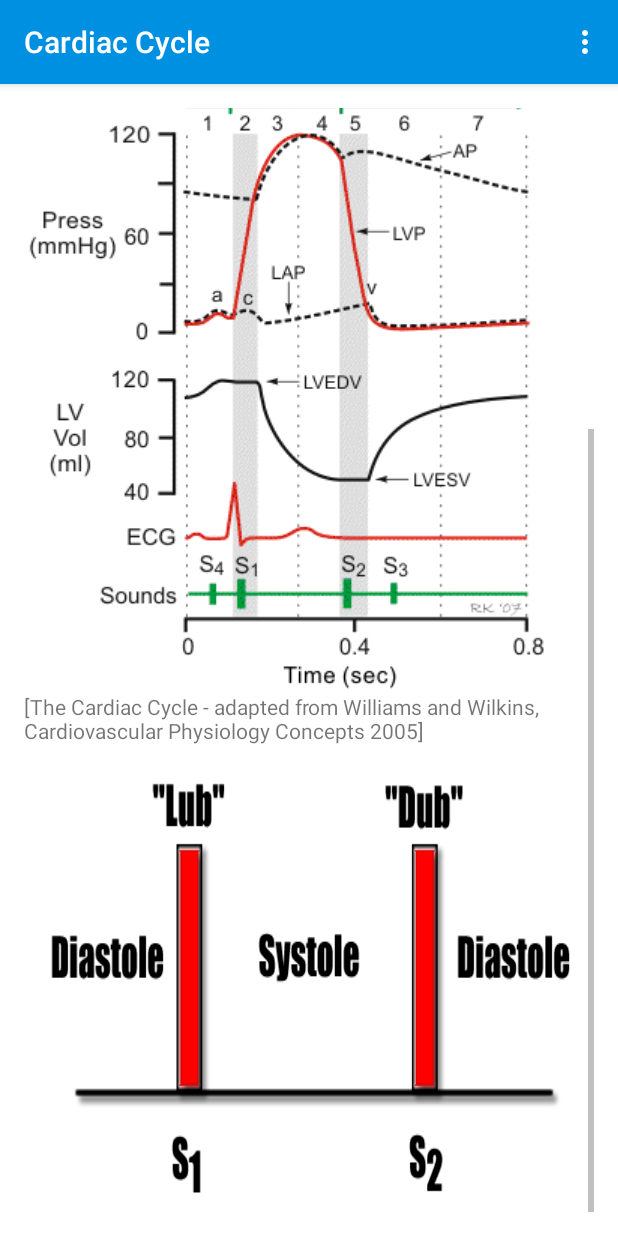
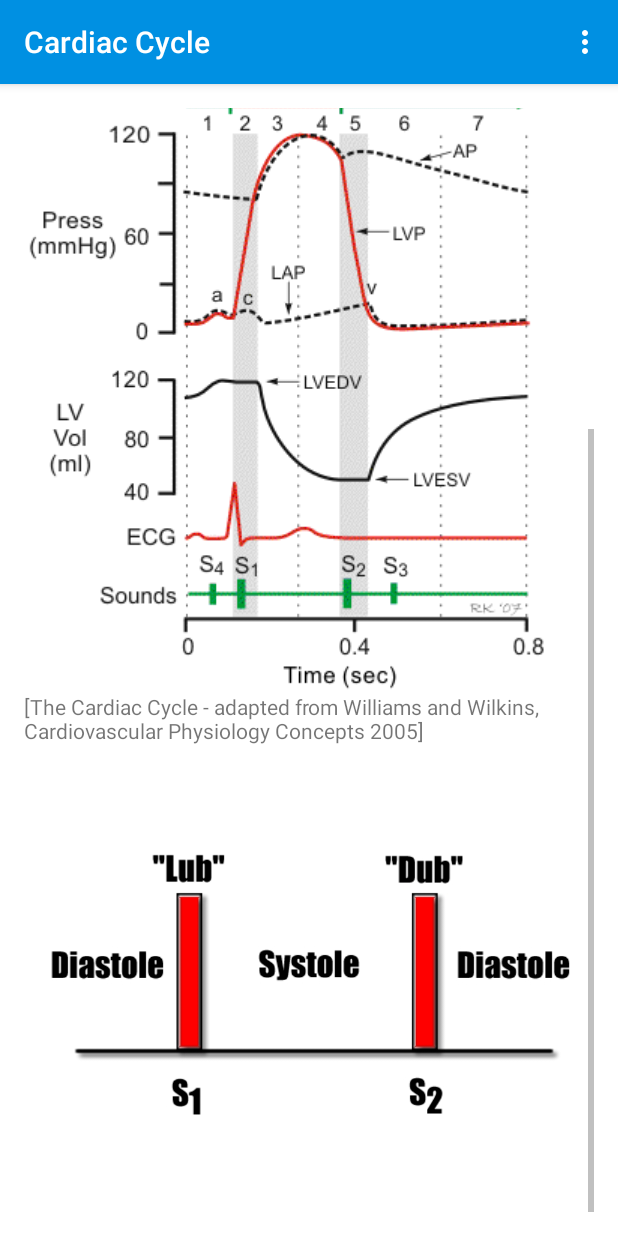
Before and after one commit to soheilhr/Project_HeartBeat, an Android app: the LearnActivityCardiacCycle screen opened directly, with no data from a screen before it, scrolled down 301 dp, on a phone screen of 412 x 824 dp. Run offline under Robolectric (Android 15) with nearby library versions, the phone set to English and light mode, and no system bars.

Commit message:
Irene: Fixed images in learn module to be the correct scale (set image as src instead of background)

```diff
--- a/app/src/main/res/layout/activity_learn_activity_cardiac_cycle.xml
+++ b/app/src/main/res/layout/activity_learn_activity_cardiac_cycle.xml
@@ -25,7 +25,7 @@
                 android:layout_width="wrap_content"
                 android:layout_height="wrap_content"
                 android:id="@+id/imageView"
-                android:background="@drawable/cardiaccycle" />
+                android:src="@drawable/cardiaccycle" />
 
             <TextView
                 android:layout_width="wrap_content"
@@ -37,7 +37,7 @@
                 android:layout_height="wrap_content"
                 android:id="@+id/imageView2"
                 android:layout_gravity="center_horizontal"
-                android:background="@drawable/diagramcardiac" />
+                android:src="@drawable/diagramcardiac" />
         </LinearLayout>
     </ScrollView>
 
--- a/app/src/main/res/layout/activity_learn_activity_s1.xml
+++ b/app/src/main/res/layout/activity_learn_activity_s1.xml
@@ -29,7 +29,7 @@
                 android:layout_height="wrap_content"
                 android:id="@+id/imageView2"
                 android:layout_gravity="center_horizontal"
-                android:background="@drawable/diagrams1"
+                android:src="@drawable/diagrams1"
                 android:scaleType="fitXY"/>
         </LinearLayout>
     </ScrollView>
--- a/app/src/main/res/layout/activity_learn_activity_s2.xml
+++ b/app/src/main/res/layout/activity_learn_activity_s2.xml
@@ -28,7 +28,7 @@
                 android:layout_height="wrap_content"
                 android:id="@+id/imageView2"
                 android:layout_gravity="center_horizontal"
-                android:background="@drawable/diagrams2"
+                android:src="@drawable/diagrams2"
                 android:scaleType="centerInside"/>
         </LinearLayout>
     </ScrollView>
--- a/app/src/main/res/layout/activity_learn_activity_s3.xml
+++ b/app/src/main/res/layout/activity_learn_activity_s3.xml
@@ -28,7 +28,7 @@
                 android:layout_height="wrap_content"
                 android:id="@+id/imageView2"
                 android:layout_gravity="center_horizontal"
-                android:background="@drawable/diagrams3"
+                android:src="@drawable/diagrams3"
                 android:scaleType="centerInside"/>
         </LinearLayout>
     </ScrollView>
--- a/app/src/main/res/layout/activity_learn_activity_s4.xml
+++ b/app/src/main/res/layout/activity_learn_activity_s4.xml
@@ -28,8 +28,8 @@
                 android:layout_height="wrap_content"
                 android:id="@+id/imageView2"
                 android:layout_gravity="center_horizontal"
-                android:background="@drawable/diagrams4"
-                android:scaleType="centerInside"/>
+                android:scaleType="centerInside"
+                android:src="@drawable/diagrams4" />
         </LinearLayout>
     </ScrollView>
 
```
Also changed, not shown: app/src/main/java/com/example/admin/heartbeat/radarGraph.java (+6 -6 lines).
